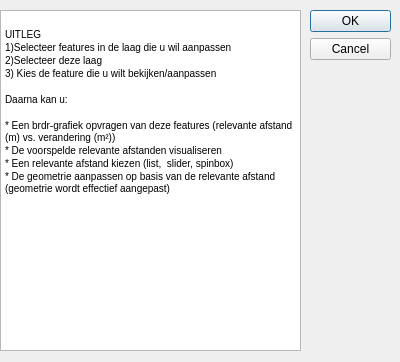
This is plugin/brdrq/brdrq_help.ui in OnroerendErfgoed/brdrQ as Qt 5 draws it before an edit. The edited form follows.
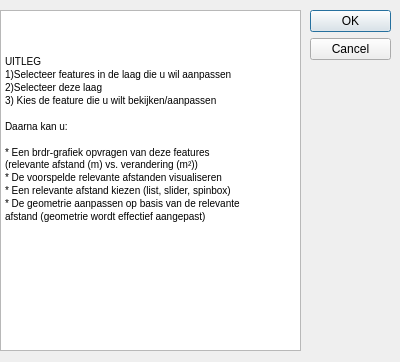
This is the edited form.

Commit message: updated to brdr 0.5.0 and black-reformatted

What changed in the file:
```diff
--- a/plugin/brdrq/brdrq_help.ui
+++ b/plugin/brdrq/brdrq_help.ui
@@ -40,21 +40,40 @@
    </property>
    <property name="html">
     <string>&lt;!DOCTYPE HTML PUBLIC &quot;-//W3C//DTD HTML 4.0//EN&quot; &quot;http://www.w3.org/TR/REC-html40/strict.dtd&quot;&gt;
-&lt;html&gt;&lt;head&gt;&lt;meta name=&quot;qrichtext&quot; content=&quot;1&quot; /&gt;&lt;style type=&quot;text/css&quot;&gt;
-p, li { white-space: pre-wrap; }
-&lt;/style&gt;&lt;/head&gt;&lt;body style=&quot; font-family:'MS Shell Dlg 2'; font-size:7.8pt; font-weight:400; font-style:normal;&quot;&gt;
-&lt;p style=&quot; margin-top:0px; margin-bottom:0px; margin-left:0px; margin-right:0px; -qt-block-indent:0; text-indent:0px;&quot;&gt;                                &lt;/p&gt;
-&lt;p style=&quot; margin-top:0px; margin-bottom:0px; margin-left:0px; margin-right:0px; -qt-block-indent:0; text-indent:0px;&quot;&gt;UITLEG                                &lt;/p&gt;
-&lt;p style=&quot; margin-top:0px; margin-bottom:0px; margin-left:0px; margin-right:0px; -qt-block-indent:0; text-indent:0px;&quot;&gt;1)Selecteer features in de laag die u wil aanpassen                                &lt;/p&gt;
-&lt;p style=&quot; margin-top:0px; margin-bottom:0px; margin-left:0px; margin-right:0px; -qt-block-indent:0; text-indent:0px;&quot;&gt;2)Selecteer deze laag                                &lt;/p&gt;
-&lt;p style=&quot; margin-top:0px; margin-bottom:0px; margin-left:0px; margin-right:0px; -qt-block-indent:0; text-indent:0px;&quot;&gt;3) Kies de feature die u wilt bekijken/aanpassen                                &lt;/p&gt;
-&lt;p style=&quot; margin-top:0px; margin-bottom:0px; margin-left:0px; margin-right:0px; -qt-block-indent:0; text-indent:0px;&quot;&gt;                                &lt;/p&gt;
-&lt;p style=&quot; margin-top:0px; margin-bottom:0px; margin-left:0px; margin-right:0px; -qt-block-indent:0; text-indent:0px;&quot;&gt;Daarna kan u:                                &lt;/p&gt;
-&lt;p style=&quot; margin-top:0px; margin-bottom:0px; margin-left:0px; margin-right:0px; -qt-block-indent:0; text-indent:0px;&quot;&gt;                                &lt;/p&gt;
-&lt;p style=&quot; margin-top:0px; margin-bottom:0px; margin-left:0px; margin-right:0px; -qt-block-indent:0; text-indent:0px;&quot;&gt;* Een brdr-grafiek opvragen van deze features (relevante afstand (m) vs. verandering (m²))                                &lt;/p&gt;
-&lt;p style=&quot; margin-top:0px; margin-bottom:0px; margin-left:0px; margin-right:0px; -qt-block-indent:0; text-indent:0px;&quot;&gt;* De voorspelde relevante afstanden visualiseren                                &lt;/p&gt;
-&lt;p style=&quot; margin-top:0px; margin-bottom:0px; margin-left:0px; margin-right:0px; -qt-block-indent:0; text-indent:0px;&quot;&gt;* Een relevante afstand kiezen (list,  slider, spinbox)                                &lt;/p&gt;
-&lt;p style=&quot; margin-top:0px; margin-bottom:0px; margin-left:0px; margin-right:0px; -qt-block-indent:0; text-indent:0px;&quot;&gt;* De geometrie aanpassen op basis van de relevante afstand (geometrie wordt effectief aangepast)                            &lt;/p&gt;&lt;/body&gt;&lt;/html&gt;</string>
+                    &lt;html&gt;&lt;head&gt;&lt;meta name=&quot;qrichtext&quot; content=&quot;1&quot; /&gt;&lt;style
+                    type=&quot;text/css&quot;&gt;
+                    p, li { white-space: pre-wrap; }
+                    &lt;/style&gt;&lt;/head&gt;&lt;body style=&quot; font-family:'MS Shell Dlg 2'; font-size:7.8pt;
+                    font-weight:400; font-style:normal;&quot;&gt;
+                    &lt;p style=&quot; margin-top:0px; margin-bottom:0px; margin-left:0px; margin-right:0px;
+                    -qt-block-indent:0; text-indent:0px;&quot;&gt; &lt;/p&gt;
+                    &lt;p style=&quot; margin-top:0px; margin-bottom:0px; margin-left:0px; margin-right:0px;
+                    -qt-block-indent:0; text-indent:0px;&quot;&gt;UITLEG &lt;/p&gt;
+                    &lt;p style=&quot; margin-top:0px; margin-bottom:0px; margin-left:0px; margin-right:0px;
+                    -qt-block-indent:0; text-indent:0px;&quot;&gt;1)Selecteer features in de laag die u wil aanpassen
+                    &lt;/p&gt;
+                    &lt;p style=&quot; margin-top:0px; margin-bottom:0px; margin-left:0px; margin-right:0px;
+                    -qt-block-indent:0; text-indent:0px;&quot;&gt;2)Selecteer deze laag &lt;/p&gt;
+                    &lt;p style=&quot; margin-top:0px; margin-bottom:0px; margin-left:0px; margin-right:0px;
+                    -qt-block-indent:0; text-indent:0px;&quot;&gt;3) Kies de feature die u wilt bekijken/aanpassen &lt;/p&gt;
+                    &lt;p style=&quot; margin-top:0px; margin-bottom:0px; margin-left:0px; margin-right:0px;
+                    -qt-block-indent:0; text-indent:0px;&quot;&gt; &lt;/p&gt;
+                    &lt;p style=&quot; margin-top:0px; margin-bottom:0px; margin-left:0px; margin-right:0px;
+                    -qt-block-indent:0; text-indent:0px;&quot;&gt;Daarna kan u: &lt;/p&gt;
+                    &lt;p style=&quot; margin-top:0px; margin-bottom:0px; margin-left:0px; margin-right:0px;
+                    -qt-block-indent:0; text-indent:0px;&quot;&gt; &lt;/p&gt;
+                    &lt;p style=&quot; margin-top:0px; margin-bottom:0px; margin-left:0px; margin-right:0px;
+                    -qt-block-indent:0; text-indent:0px;&quot;&gt;* Een brdr-grafiek opvragen van deze features
+                    (relevante afstand (m) vs. verandering (m²)) &lt;/p&gt;
+                    &lt;p style=&quot; margin-top:0px; margin-bottom:0px; margin-left:0px; margin-right:0px;
+                    -qt-block-indent:0; text-indent:0px;&quot;&gt;* De voorspelde relevante afstanden visualiseren &lt;/p&gt;
+                    &lt;p style=&quot; margin-top:0px; margin-bottom:0px; margin-left:0px; margin-right:0px;
+                    -qt-block-indent:0; text-indent:0px;&quot;&gt;* Een relevante afstand kiezen (list, slider, spinbox)
+                    &lt;/p&gt;
+                    &lt;p style=&quot; margin-top:0px; margin-bottom:0px; margin-left:0px; margin-right:0px;
+                    -qt-block-indent:0; text-indent:0px;&quot;&gt;* De geometrie aanpassen op basis van de relevante
+                    afstand (geometrie wordt effectief aangepast) &lt;/p&gt;&lt;/body&gt;&lt;/html&gt;
+                </string>
    </property>
   </widget>
  </widget>
```
Lines whose indentation alone changed are shown as unchanged. The commit also changes 13 other files.
